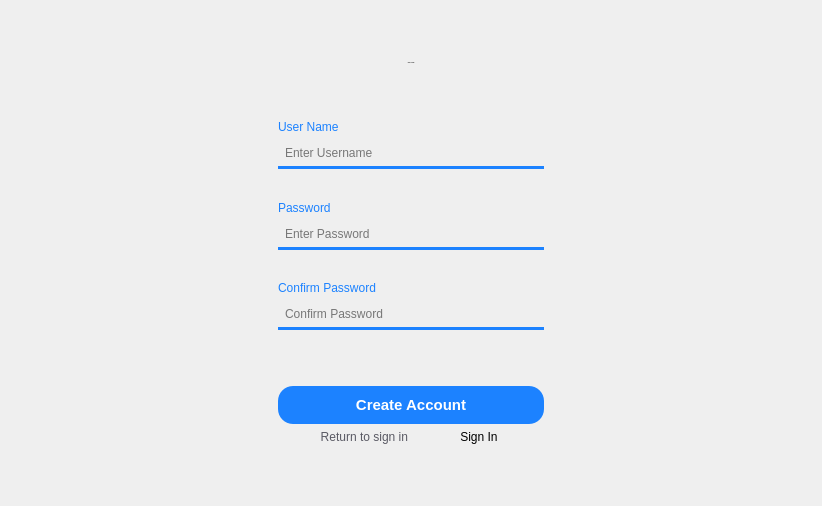
First picture: the form in frontend/ReceiptVault/CreateAccountPage.ui, repository IsaiahIruoha/receiptvault, before the edit.
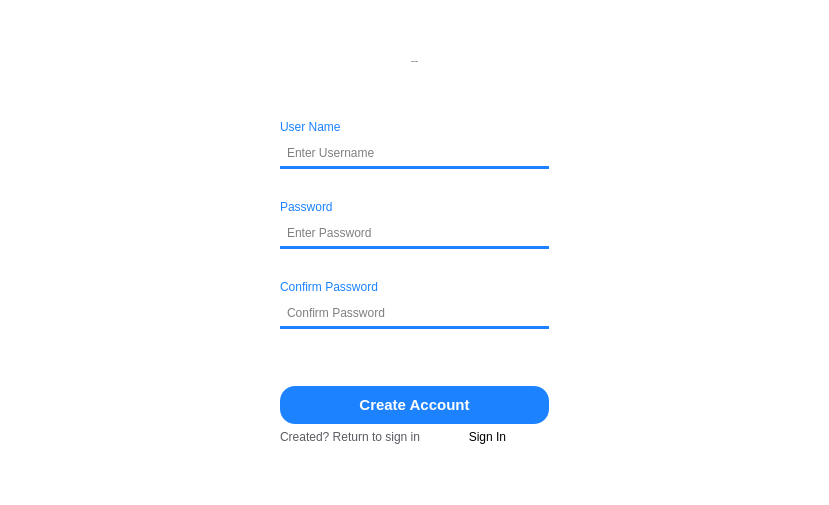
Second picture: the form after the edit.

Commit message: added overhaul to analytics page

Patch:
```diff
--- a/frontend/ReceiptVault/CreateAccountPage.ui
+++ b/frontend/ReceiptVault/CreateAccountPage.ui
@@ -6,13 +6,18 @@
    <rect>
     <x>0</x>
     <y>0</y>
-    <width>822</width>
-    <height>506</height>
+    <width>829</width>
+    <height>505</height>
    </rect>
   </property>
   <property name="windowTitle">
    <string>Form</string>
   </property>
+  <property name="styleSheet">
+   <string notr="true">QWidget {
+	background: white; 
+}</string>
+  </property>
   <layout class="QGridLayout" name="gridLayout">
    <item row="14" column="1">
     <spacer name="verticalSpacer_8">
@@ -139,7 +144,7 @@
 </string>
        </property>
        <property name="text">
-        <string>Return to sign in</string>
+        <string>Created? Return to sign in</string>
        </property>
        <property name="alignment">
         <set>Qt::AlignmentFlag::AlignRight|Qt::AlignmentFlag::AlignTrailing|Qt::AlignmentFlag::AlignVCenter</set>
```
Left out of the diff: 5 changed lines with no effect on the pictures. The commit also changes 8 other files.
